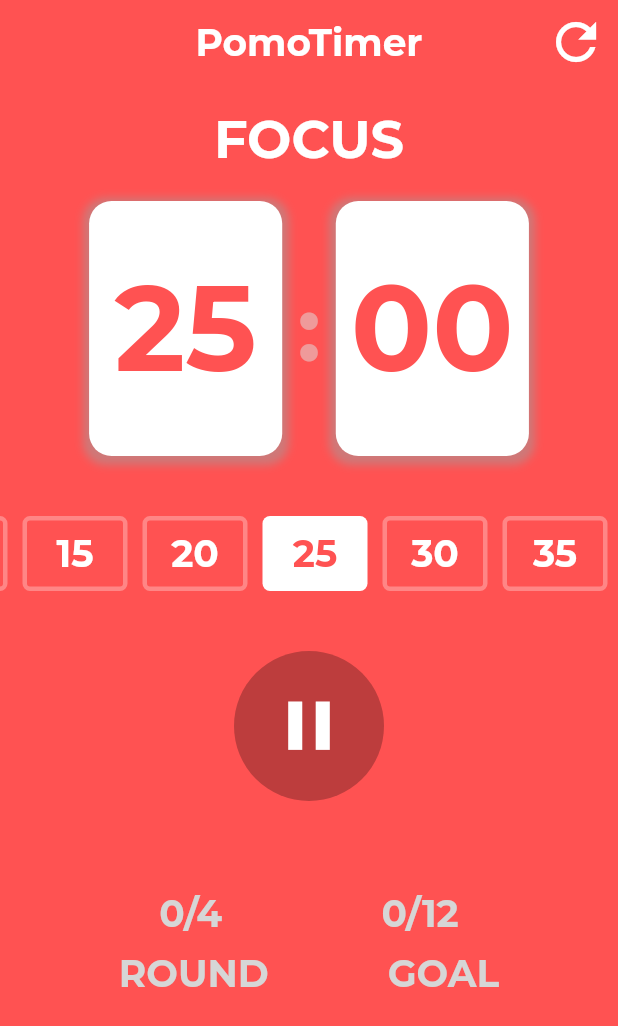
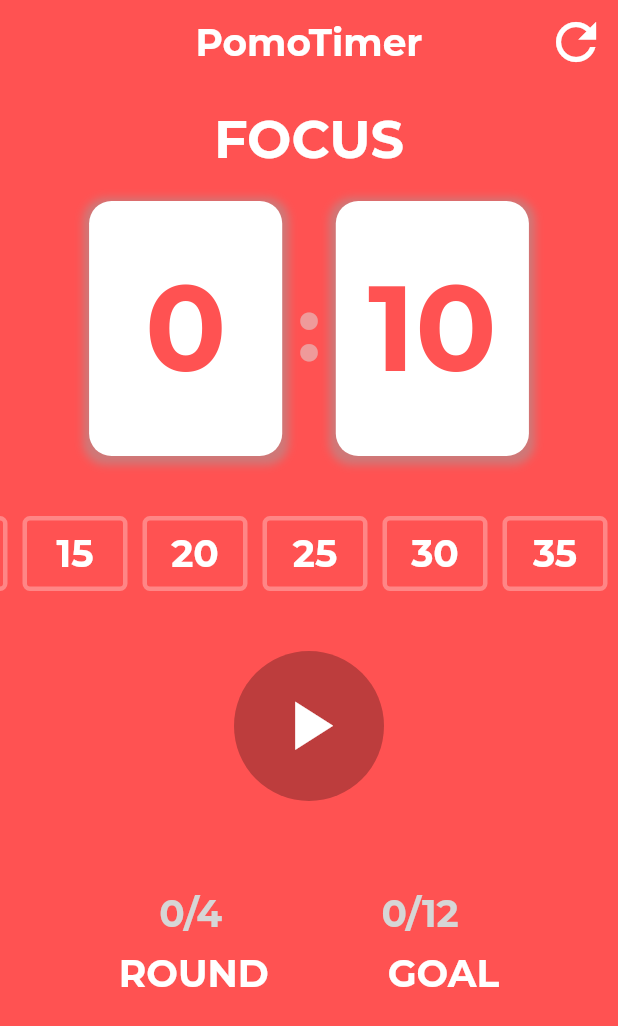
Before and after one commit to dafidakk/pomodoro_app, a Flutter app: the screen it shows after launch, on a phone screen of 412 x 824 dp. Shown: the top 1026 px of the screen. Run offline on Flutter 3.47's test engine with Material 2 defaults, Android fonts, the phone set to English and light mode, and no system bars; our stand-ins replace google_fonts; missing offline and left inert: dart:ffi.

Commit message:
time service and time contrller implemented
Provider crucial

```diff
--- a/lib/widgets/progresswidget.dart
+++ b/lib/widgets/progresswidget.dart
@@ -1,22 +1,25 @@
 import 'package:flutter/material.dart';
+import 'package:pomodoro_app/timeservice.dart';
 import 'package:pomodoro_app/utils.dart';
+import 'package:provider/provider.dart';
 
 class ProgressWidget extends StatelessWidget {
   const ProgressWidget({super.key});
 
   @override
   Widget build(BuildContext context) {
+    final provider = Provider.of<TimerService>(context);
     return Column(
       children: [
         Row(
           mainAxisAlignment: MainAxisAlignment.spaceEvenly,
           children: [
             Text(
-              "0/4",
+              "${provider.rounds}/4",
               style: textStyle(25, Colors.grey[350], FontWeight.bold),
             ),
             Text(
-              "0/12",
+              "${provider.goal}/12",
               style: textStyle(25, Colors.grey[350], FontWeight.bold),
             ),
           ],
@@ -29,11 +32,11 @@
           children: [
             Text(
               "ROUND",
-              style: textStyle(25, Colors.grey[350], FontWeight.bold),
+              style: textStyle(25, Colors.white, FontWeight.bold),
             ),
             Text(
               "GOAL",
-              style: textStyle(25, Colors.grey[350], FontWeight.bold),
+              style: textStyle(25, Colors.white, FontWeight.bold),
             ),
           ],
         ),
--- a/lib/widgets/timecontroller.dart
+++ b/lib/widgets/timecontroller.dart
@@ -1,4 +1,7 @@
 import 'package:flutter/material.dart';
+import 'package:provider/provider.dart';
+
+import '../timeservice.dart';
 
 class TimeController extends StatefulWidget {
   const TimeController({super.key});
@@ -10,16 +13,23 @@
 class _TimeControllerState extends State<TimeController> {
   @override
   Widget build(BuildContext context) {
+    final provider = Provider.of<TimerService>(context);
     return Container(
       width: 100,
       height: 100,
       decoration: BoxDecoration(color: Colors.black26, shape: BoxShape.circle),
       child: Center(
         child: IconButton(
-          onPressed: () {},
-          icon: Icon(Icons.pause),
+          icon: provider.timerPlaying
+              ? Icon(Icons.pause)
+              : Icon(Icons.play_arrow_sharp),
           color: Colors.white,
           iconSize: 55,
+          onPressed: () {
+            provider.timerPlaying
+                ? Provider.of<TimerService>(context, listen: false).pause()
+                : Provider.of<TimerService>(context, listen: false).start();
+          },
         ),
       ),
     );
--- a/lib/widgets/timercard.dart
+++ b/lib/widgets/timercard.dart
@@ -1,15 +1,19 @@
 import 'package:flutter/material.dart';
 import 'package:pomodoro_app/utils.dart';
+import 'package:provider/provider.dart';
+import '../timeservice.dart';
 
 class TimerCard extends StatelessWidget {
   const TimerCard({super.key});
 
   @override
   Widget build(BuildContext context) {
+    final provider = Provider.of<TimerService>(context);
+    final seconds = provider.currentDuration % 60;
     return Column(
       children: [
         Text(
-          "FOCUS",
+          provider.currentState,
           style: textStyle(35, Colors.white, FontWeight.w700),
         ),
         SizedBox(
@@ -34,7 +38,7 @@
                   ]),
               child: Center(
                 child: Text(
-                  "25",
+                  (provider.currentDuration ~/ 60).toString(),
                   style: textStyle(80, Colors.redAccent, FontWeight.bold),
                 ),
               ),
@@ -65,7 +69,9 @@
                   ]),
               child: Center(
                 child: Text(
-                  "00",
+                  seconds == 0
+                      ? "${seconds.round()}0"
+                      : seconds.round().toString(),
                   style: textStyle(80, Colors.redAccent, FontWeight.bold),
                 ),
               ),
```
Also changed, not shown: lib/timeservice.dart (+51 -4 lines).
